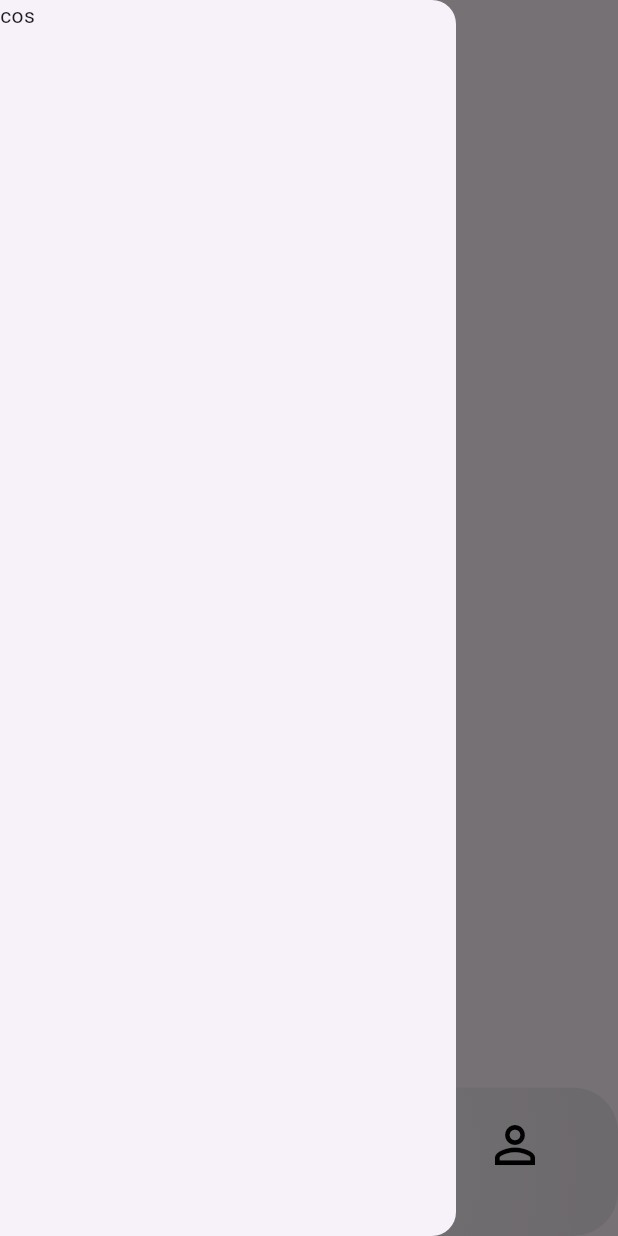
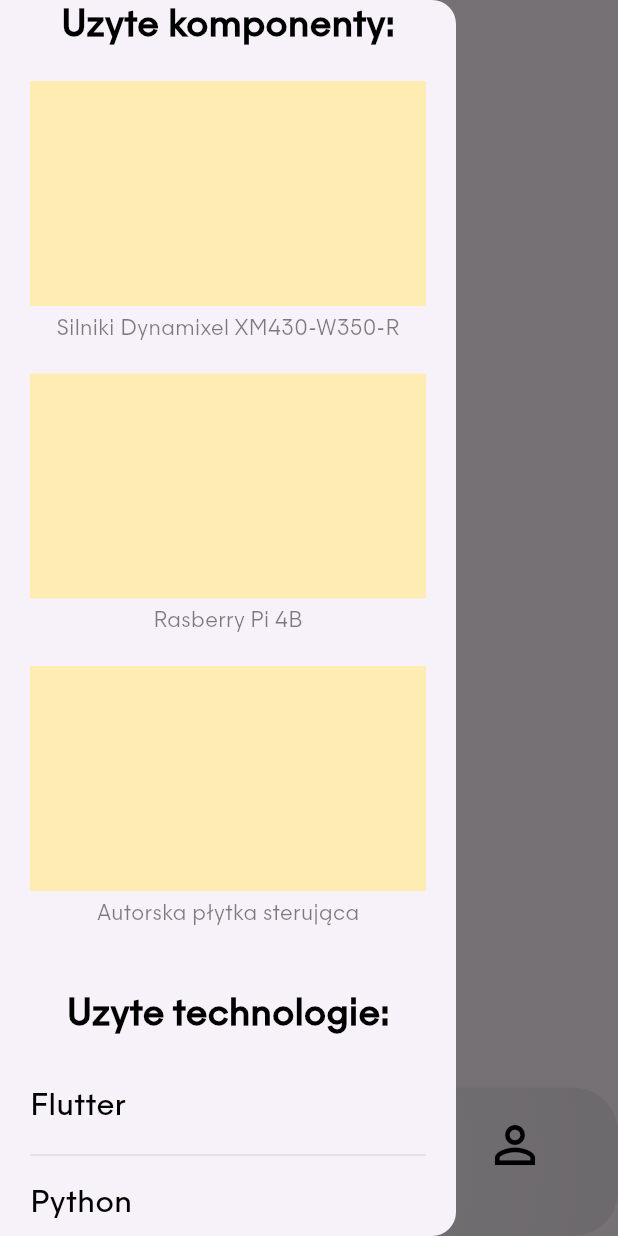
Before and after one commit to sqsiek0/inzynieria-aplikacja, a Flutter app: the screen it shows after launch, with the side drawer open, on a phone screen of 412 x 824 dp. Run offline on Flutter 3.47's test engine with Material 3 defaults, Android fonts, the phone set to English and light mode, and no system bars; our stand-ins replace bloc, device_preview, flutter_bloc, flutter_map, geocoding, geolocator and 2 more.

Commit message:
drawer without pictures

```diff
--- a/lib/app/view/widgets/app_drawer.dart
+++ b/lib/app/view/widgets/app_drawer.dart
@@ -1,12 +1,117 @@
 import 'package:flutter/material.dart';
+import 'package:robot_controller/app/src/constants/paddings.dart';
+import 'package:robot_controller/app/view/widgets/app_font_16.dart';
+import 'package:robot_controller/app/view/widgets/app_font_20.dart';
+import 'package:robot_controller/app/view/widgets/app_font_24.dart';
 
 class AppDrawer extends StatelessWidget {
   const AppDrawer({super.key});
 
   @override
   Widget build(BuildContext context) {
-    return const Drawer(
-      child: SafeArea(child: Text('cos')),
+    var technologies = [
+      'Flutter',
+      'Python',
+      'Fusion 360',
+      'Unity???',
+      'ROS2',
+      'Git',
+      'Docker'
+    ];
+
+    return Drawer(
+      child: SafeArea(
+        child: SingleChildScrollView(
+          child: Padding(
+            padding: const EdgeInsets.symmetric(
+                horizontal: AppPaddings.horizontalPadding),
+            child: Column(
+              children: [
+                const AppFont24(text: 'Uzyte komponenty:'),
+                const SizedBox(
+                  height: AppPaddings.globalPadding,
+                ),
+                Container(
+                  height: 150,
+                  width: double.infinity,
+                  color: Colors.amber.shade100,
+                ),
+                const SizedBox(
+                  height: 5,
+                ),
+                AppFont16(
+                  text: 'Silniki Dynamixel XM430-W350-R',
+                  fontWeight: FontWeight.w300,
+                  fontSize: 14,
+                  color: Colors.black.withOpacity(0.5),
+                ),
+                const SizedBox(
+                  height: AppPaddings.globalPadding,
+                ),
+                Container(
+                  height: 150,
+                  width: double.infinity,
+                  color: Colors.amber.shade100,
+                ),
+                const SizedBox(
+                  height: 5,
+                ),
+                AppFont16(
+                  text: 'Rasberry Pi 4B',
+                  fontWeight: FontWeight.w300,
+                  fontSize: 14,
+                  color: Colors.black.withOpacity(0.5),
+                ),
+                const SizedBox(
+                  height: AppPaddings.globalPadding,
+                ),
+                Container(
+                  height: 150,
+                  width: double.infinity,
+                  color: Colors.amber.shade100,
+                ),
+                const SizedBox(
+                  height: 5,
+                ),
+                AppFont16(
+                  text: 'Autorska płytka sterująca',
+                  fontWeight: FontWeight.w300,
+                  fontSize: 14,
+                  color: Colors.black.withOpacity(0.5),
+                ),
+                const SizedBox(
+                  height: AppPaddings.globalPadding,
+                ),
+                const Padding(
+                  padding:
+                      EdgeInsets.symmetric(vertical: AppPaddings.globalPadding),
+                  child: AppFont24(text: 'Uzyte technologie:'),
+                ),
+                for (var i = 0; i < technologies.length; i++)
+                  Column(
+                    crossAxisAlignment: CrossAxisAlignment.start,
+                    children: [
+                      Padding(
+                        padding: const EdgeInsets.symmetric(
+                            vertical: AppPaddings.globalPadding / 2),
+                        child: AppFont20(
+                          text: technologies[i],
+                          fontWeight: FontWeight.w300,
+                          color: Colors.black,
+                        ),
+                      ),
+                      i != technologies.length - 1
+                          ? Divider(
+                              color: Colors.black.withOpacity(0.1),
+                            )
+                          : Container()
+                    ],
+                  )
+              ],
+            ),
+          ),
+        ),
+      ),
     );
   }
 }
--- a/lib/app/view/widgets/app_font_16.dart
+++ b/lib/app/view/widgets/app_font_16.dart
@@ -5,20 +5,22 @@
     super.key,
     required this.text,
     this.fontWeight,
+    this.fontSize,
     this.color,
   });
   final String text;
   final Color? color;
   final FontWeight? fontWeight;
+  final double? fontSize;
 
   @override
   Widget build(BuildContext context) {
     return Text(text,
         style: TextStyle(
-          fontSize: 16,
+          fontSize: fontSize ?? 16,
           fontWeight: fontWeight ?? FontWeight.w400,
           color: color ?? Colors.black,
-          fontFamily: 'Majorant',
+          fontFamily: 'Majorant_small',
         ));
   }
 }
--- a/pubspec.yaml
+++ b/pubspec.yaml
@@ -78,6 +78,9 @@
           weight: 400
         - asset: fonts/Majorant-Md.ttf
           weight: 600
+
+    - family: Majorant_small
+      fonts:
         - asset: fonts/Majorant-Lt.ttf
           weight: 300
         - asset: fonts/Majorant-Th.ttf
```
Also changed, not shown: pubspec.lock.
